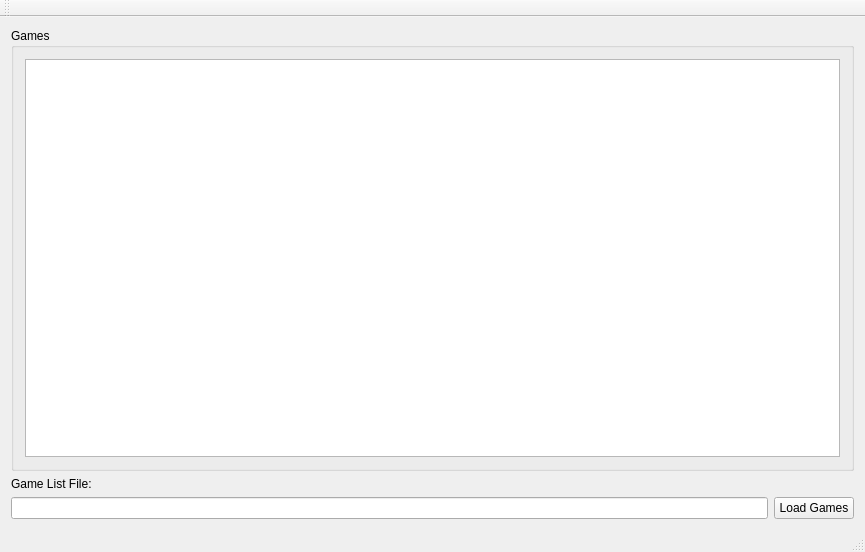
First picture: the form in src/mui_frontend/MainWindow.ui, repository IdleEngineers/MameUI, before the edit.
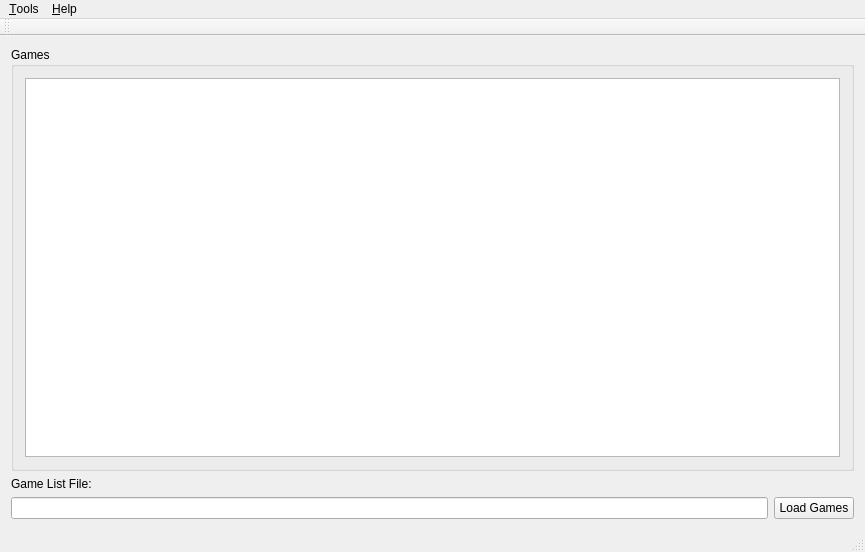
Second picture: the form after the edit.

What changed in the file:
```diff
--- a/src/mui_frontend/MainWindow.ui
+++ b/src/mui_frontend/MainWindow.ui
@@ -55,6 +55,40 @@
    </attribute>
   </widget>
   <widget class="QStatusBar" name="statusBar"/>
+  <widget class="QMenuBar" name="menuBar">
+   <property name="geometry">
+    <rect>
+     <x>0</x>
+     <y>0</y>
+     <width>865</width>
+     <height>20</height>
+    </rect>
+   </property>
+   <widget class="QMenu" name="menuTools">
+    <property name="title">
+     <string>&amp;Tools</string>
+    </property>
+    <addaction name="actionSettings"/>
+   </widget>
+   <widget class="QMenu" name="menuHelp">
+    <property name="title">
+     <string>&amp;Help</string>
+    </property>
+    <addaction name="actionAbout"/>
+   </widget>
+   <addaction name="menuTools"/>
+   <addaction name="menuHelp"/>
+  </widget>
+  <action name="actionSettings">
+   <property name="text">
+    <string>&amp;Settings...</string>
+   </property>
+  </action>
+  <action name="actionAbout">
+   <property name="text">
+    <string>&amp;About...</string>
+   </property>
+  </action>
  </widget>
  <layoutdefault spacing="6" margin="11"/>
  <resources/>
```
Left out of the diff: 17 changed lines with no effect on the pictures.
